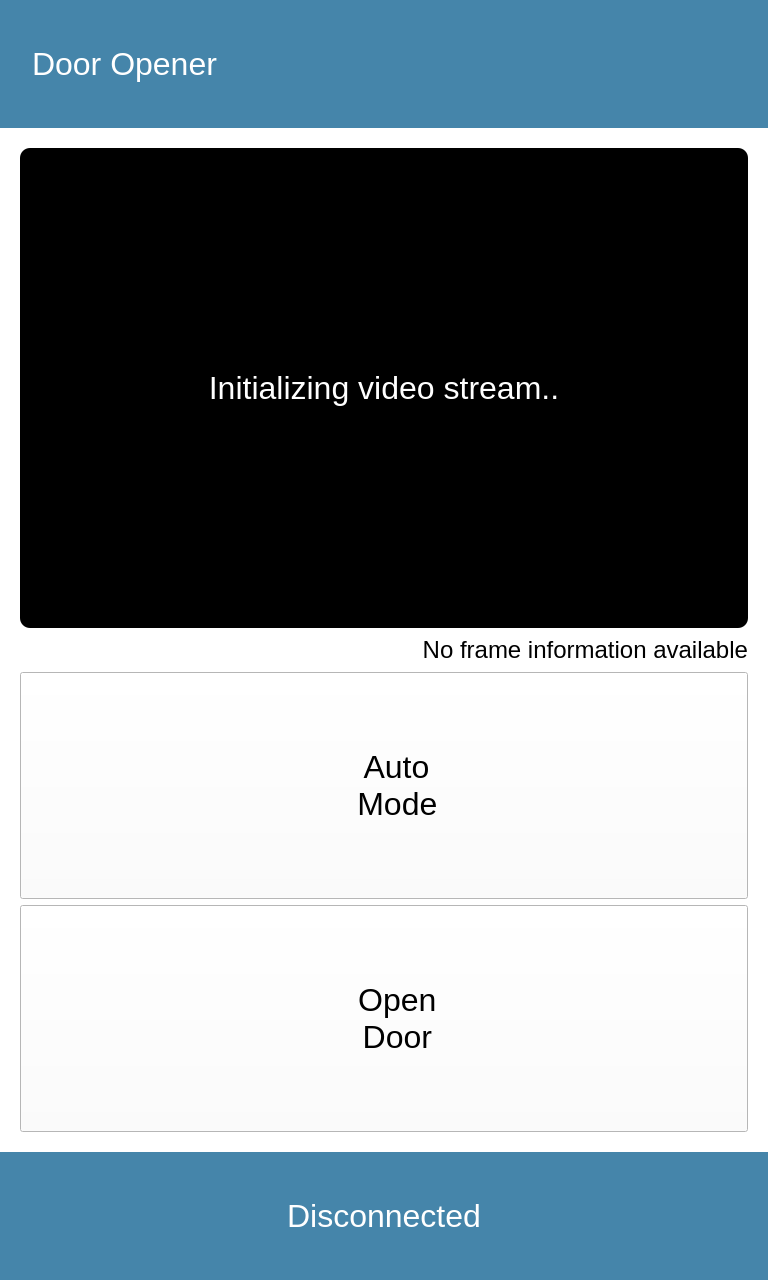
jacob3141/dooropener, file qdoorclient/mainwindow.ui: the form before one commit.
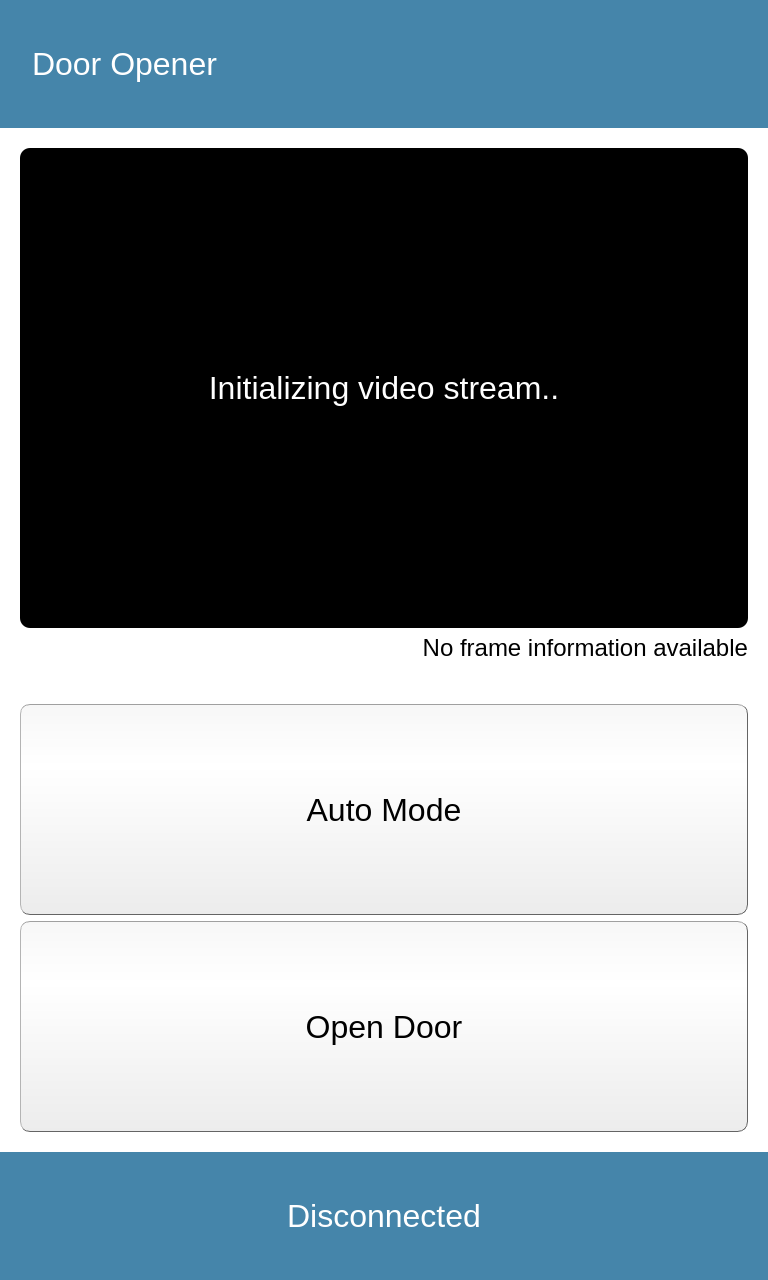
The form after the commit. The open tabs and pages were chosen to show the change. Icons and pictures are not drawn. Custom widgets are drawn as their Qt base class.

Commit message: Visual corrections.

Patch:
```diff
--- a/qdoorclient/mainwindow.ui
+++ b/qdoorclient/mainwindow.ui
@@ -17,6 +17,33 @@
    <string notr="true"/>
   </property>
   <widget class="QWidget" name="centralWidget">
+   <property name="styleSheet">
+    <string notr="true">QWidget {
+font-family: Helvetica;
+}
+QPushButton {
+
+font-size:32px;
+border: 1px solid rgb(100, 100, 100);
+border-top: 1px solid rgb(160, 160, 160);
+
+border-left: 1px solid rgb(180, 180, 180);
+
+	background-color: qlineargradient(spread:reflect, x1:1, y1:1, x2:1, y2:0.295455, stop:0 rgba(236, 236, 236, 255), stop:1 rgba(255, 255, 255, 255));
+border-radius: 10px;
+outline: none;
+}
+
+QPushButton:pressed {
+border-style: inset;
+	background-color: qlineargradient(spread:reflect, x1:1, y1:1, x2:1, y2:0.295455, stop:0 rgba(156, 156, 156, 255), stop:1 rgba(205, 205, 205, 255));
+}
+
+QPushButton:checked {
+border-style: inset;
+	background-color: qlineargradient(spread:reflect, x1:1, y1:1, x2:1, y2:0.295455, stop:0 rgba(236, 156, 156, 255), stop:1 rgba(255, 205, 205, 255));
+}</string>
+   </property>
    <layout class="QVBoxLayout" name="verticalLayout">
     <property name="spacing">
      <number>0</number>
@@ -36,8 +63,10 @@
     <item>
      <widget class="SlidingStackedWidget" name="stackedWidget">
       <property name="styleSheet">
-       <string notr="true">background-color: white;
-color: black;</string>
+       <string notr="true">QStackedWidget {
+background-color: white;
+color: black;
+}</string>
       </property>
       <property name="currentIndex">
        <number>0</number>
@@ -313,7 +342,7 @@
              <property name="maximumSize">
               <size>
                <width>16777215</width>
-               <height>32</height>
+               <height>64</height>
               </size>
              </property>
              <property name="styleSheet">
@@ -323,7 +352,7 @@
               <string>No frame information available</string>
              </property>
              <property name="alignment">
-              <set>Qt::AlignRight|Qt::AlignTrailing|Qt::AlignVCenter</set>
+              <set>Qt::AlignRight|Qt::AlignTop|Qt::AlignTrailing</set>
              </property>
             </widget>
            </item>
@@ -336,18 +365,10 @@
               </sizepolicy>
              </property>
              <property name="styleSheet">
-              <string notr="true">QPushButton {
-
-font-size: 32px;
-}</string>
+              <string notr="true"/>
              </property>
              <property name="text">
-              <string>   Auto
-   Mode</string>
-             </property>
-             <property name="icon">
-              <iconset resource="resources.qrc">
-               <normaloff>:/images/automatic.png</normaloff>:/images/automatic.png</iconset>
+              <string>Auto Mode</string>
              </property>
              <property name="iconSize">
               <size>
@@ -369,18 +390,10 @@
               </sizepolicy>
              </property>
              <property name="styleSheet">
-              <string notr="true">QPushButton {
-
-font-size: 32px;
-}</string>
+              <string notr="true"/>
              </property>
              <property name="text">
-              <string>   Open
-   Door</string>
-             </property>
-             <property name="icon">
-              <iconset resource="resources.qrc">
-               <normaloff>:/images/home.png</normaloff>:/images/home.png</iconset>
+              <string>Open Door</string>
              </property>
              <property name="iconSize">
               <size>
```
Left out of the diff: 11 changed lines with no effect on the pictures. The commit also changes 1 other file.
